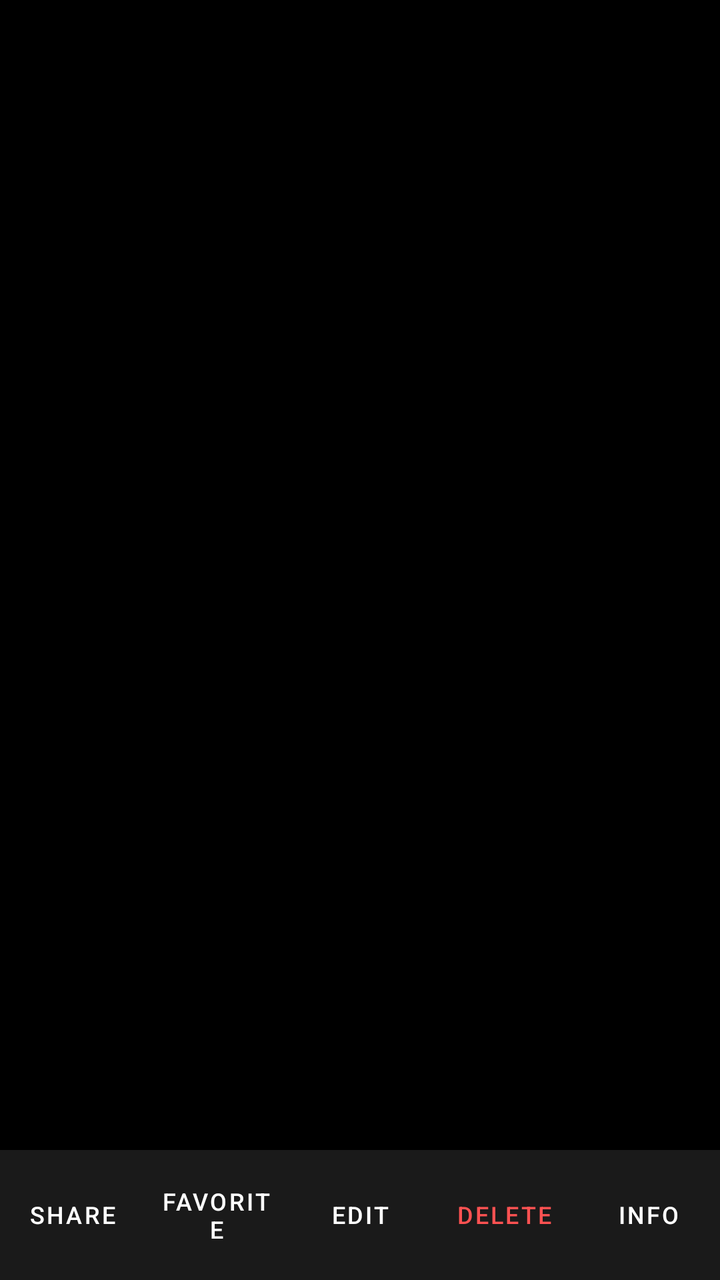
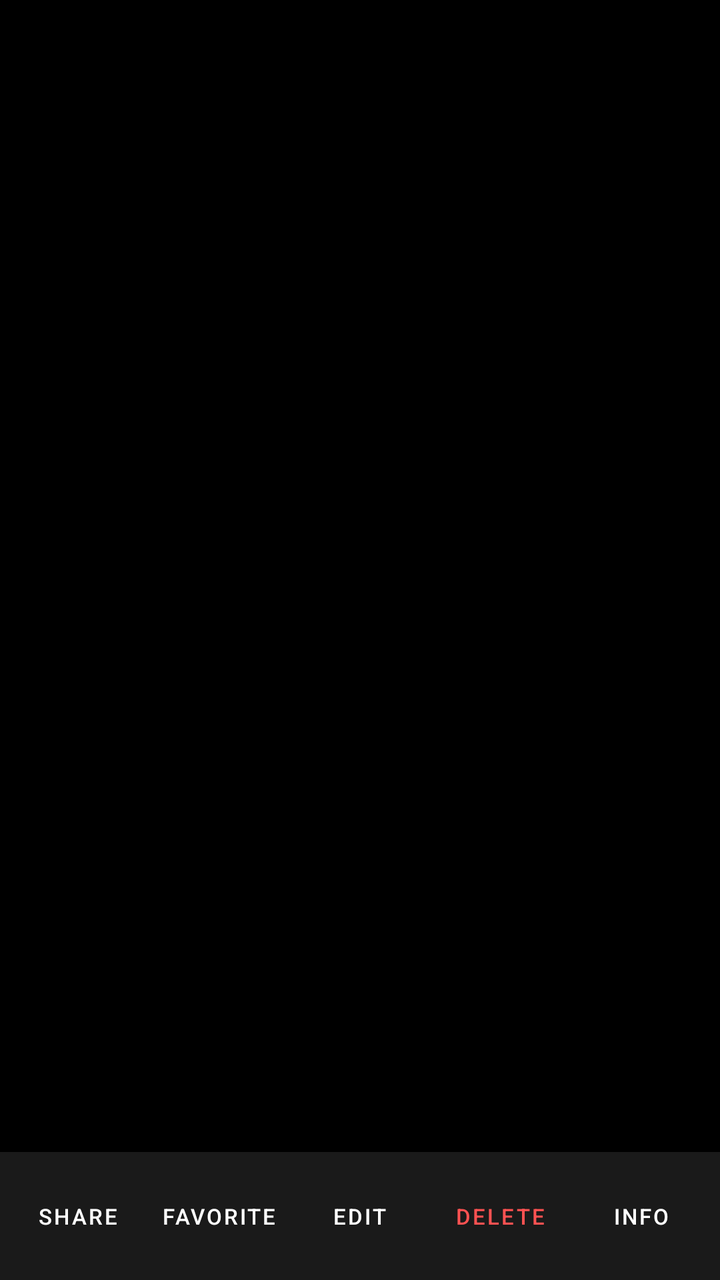

Before-and-after screenshots of an Android layout around one commit, followed by the original layout XML and the change that was made.
<!-- AndroidManifest.xml: activity theme Theme.MaterialComponents.DayNight.NoActionBar -->
<!-- res/layout/activity_full_screen.xml -->
<?xml version="1.0" encoding="utf-8"?>
<RelativeLayout xmlns:android="http://schemas.android.com/apk/res/android"
    android:layout_width="match_parent"
    android:layout_height="match_parent"
    android:background="#000000">

    
    <androidx.viewpager2.widget.ViewPager2
        android:id="@+id/viewPager"
        android:layout_width="match_parent"
        android:layout_height="match_parent"
        android:layout_above="@id/bottomActionBar" />

    
    <TextView
        android:id="@+id/infoTextView"
        android:layout_width="match_parent"
        android:layout_height="wrap_content"
        android:layout_above="@id/bottomActionBar"
        android:background="#B3000000"
        android:padding="16dp"
        android:textColor="#FFFFFF"
        android:textSize="14sp"
        android:visibility="gone" />

    
    <LinearLayout
        android:id="@+id/bottomActionBar"
        android:layout_width="match_parent"
        android:layout_height="65dp"
        android:layout_alignParentBottom="true"
        android:background="#1A1A1A"
        android:gravity="center"
        android:orientation="horizontal">

        <com.google.android.material.button.MaterialButton
            android:id="@+id/btnShare"
            style="@style/Widget.MaterialComponents.Button.TextButton"
            android:layout_width="0dp"
            android:layout_height="wrap_content"
            android:layout_weight="1"
            android:text="Share"
            android:textColor="#FFFFFF"
            android:textSize="12sp" />

        <com.google.android.material.button.MaterialButton
            android:id="@+id/btnFavorite"
            style="@style/Widget.MaterialComponents.Button.TextButton"
            android:layout_width="0dp"
            android:layout_height="wrap_content"
            android:layout_weight="1"
            android:text="Favorite"
            android:textColor="#FFFFFF"
            android:textSize="12sp" />

        <com.google.android.material.button.MaterialButton
            android:id="@+id/btnEdit"
            style="@style/Widget.MaterialComponents.Button.TextButton"
            android:layout_width="0dp"
            android:layout_height="wrap_content"
            android:layout_weight="1"
            android:text="Edit"
            android:textColor="#FFFFFF"
            android:textSize="12sp" />

        <com.google.android.material.button.MaterialButton
            android:id="@+id/btnDelete"
            style="@style/Widget.MaterialComponents.Button.TextButton"
            android:layout_width="0dp"
            android:layout_height="wrap_content"
            android:layout_weight="1"
            android:text="Delete"
            android:textColor="#FF5252"
            android:textSize="12sp" />

        <com.google.android.material.button.MaterialButton
            android:id="@+id/btnInfo"
            style="@style/Widget.MaterialComponents.Button.TextButton"
            android:layout_width="0dp"
            android:layout_height="wrap_content"
            android:layout_weight="1"
            android:text="Info"
            android:textColor="#FFFFFF"
            android:textSize="12sp" />

    </LinearLayout>

</RelativeLayout>
<!-- resources referenced by this layout -->
<resources>

</resources>

<!-- the commit's change to res/layout/activity_full_screen.xml (unified diff, before → after) -->
@@ -1,5 +1,6 @@
 <?xml version="1.0" encoding="utf-8"?>
 <RelativeLayout xmlns:android="http://schemas.android.com/apk/res/android"
+    xmlns:app="http://schemas.android.com/apk/res-auto"
     android:layout_width="match_parent"
     android:layout_height="match_parent"
     android:background="#000000">
@@ -9,79 +10,96 @@
         android:id="@+id/viewPager"
         android:layout_width="match_parent"
         android:layout_height="match_parent"
-        android:layout_above="@id/bottomActionBar" />
+        android:layout_above="@id/infoTextView" />
 
     
     <TextView
         android:id="@+id/infoTextView"
         android:layout_width="match_parent"
         android:layout_height="wrap_content"
-        android:layout_above="@id/bottomActionBar"
-        android:background="#B3000000"
-        android:padding="16dp"
+        android:layout_above="@id/bottomToolbar"
+        android:background="#CC000000"
+        android:padding="12dp"
         android:textColor="#FFFFFF"
-        android:textSize="14sp"
+        android:textSize="13sp"
         android:visibility="gone" />
 
     
     <LinearLayout
-        android:id="@+id/bottomActionBar"
+        android:id="@+id/bottomToolbar"
         android:layout_width="match_parent"
-        android:layout_height="65dp"
+        android:layout_height="64dp"
         android:layout_alignParentBottom="true"
         android:background="#1A1A1A"
         android:gravity="center"
-        android:orientation="horizontal">
+        android:orientation="horizontal"
+        android:paddingStart="4dp"
+        android:paddingEnd="4dp">
 
         <com.google.android.material.button.MaterialButton
             android:id="@+id/btnShare"
             style="@style/Widget.MaterialComponents.Button.TextButton"
             android:layout_width="0dp"
-            android:layout_height="wrap_content"
+            android:layout_height="match_parent"
             android:layout_weight="1"
-            android:text="Share"
+            android:insetTop="0dp"
+            android:insetBottom="0dp"
+            android:padding="0dp"
+            android:text="SHARE"
             android:textColor="#FFFFFF"
-            android:textSize="12sp" />
+            android:textSize="11sp" />
 
         <com.google.android.material.button.MaterialButton
             android:id="@+id/btnFavorite"
             style="@style/Widget.MaterialComponents.Button.TextButton"
             android:layout_width="0dp"
-            android:layout_height="wrap_content"
+            android:layout_height="match_parent"
             android:layout_weight="1"
-            android:text="Favorite"
+            android:insetTop="0dp"
+            android:insetBottom="0dp"
+            android:padding="0dp"
+            android:text="FAVORITE"
             android:textColor="#FFFFFF"
-            android:textSize="12sp" />
+            android:textSize="11sp" />
 
         <com.google.android.material.button.MaterialButton
             android:id="@+id/btnEdit"
             style="@style/Widget.MaterialComponents.Button.TextButton"
             android:layout_width="0dp"
-            android:layout_height="wrap_content"
+            android:layout_height="match_parent"
             android:layout_weight="1"
-            android:text="Edit"
+            android:insetTop="0dp"
+            android:insetBottom="0dp"
+            android:padding="0dp"
+            android:text="EDIT"
             android:textColor="#FFFFFF"
-            android:textSize="12sp" />
+            android:textSize="11sp" />
 
         <com.google.android.material.button.MaterialButton
             android:id="@+id/btnDelete"
             style="@style/Widget.MaterialComponents.Button.TextButton"
             android:layout_width="0dp"
-            android:layout_height="wrap_content"
+            android:layout_height="match_parent"
             android:layout_weight="1"
-            android:text="Delete"
+            android:insetTop="0dp"
+            android:insetBottom="0dp"
+            android:padding="0dp"
+            android:text="DELETE"
             android:textColor="#FF5252"
-            android:textSize="12sp" />
+            android:textSize="11sp" />
 
         <com.google.android.material.button.MaterialButton
             android:id="@+id/btnInfo"
             style="@style/Widget.MaterialComponents.Button.TextButton"
             android:layout_width="0dp"
-            android:layout_height="wrap_content"
+            android:layout_height="match_parent"
             android:layout_weight="1"
-            android:text="Info"
+            android:insetTop="0dp"
+            android:insetBottom="0dp"
+            android:padding="0dp"
+            android:text="INFO"
             android:textColor="#FFFFFF"
-            android:textSize="12sp" />
+            android:textSize="11sp" />
 
     </LinearLayout>
 
